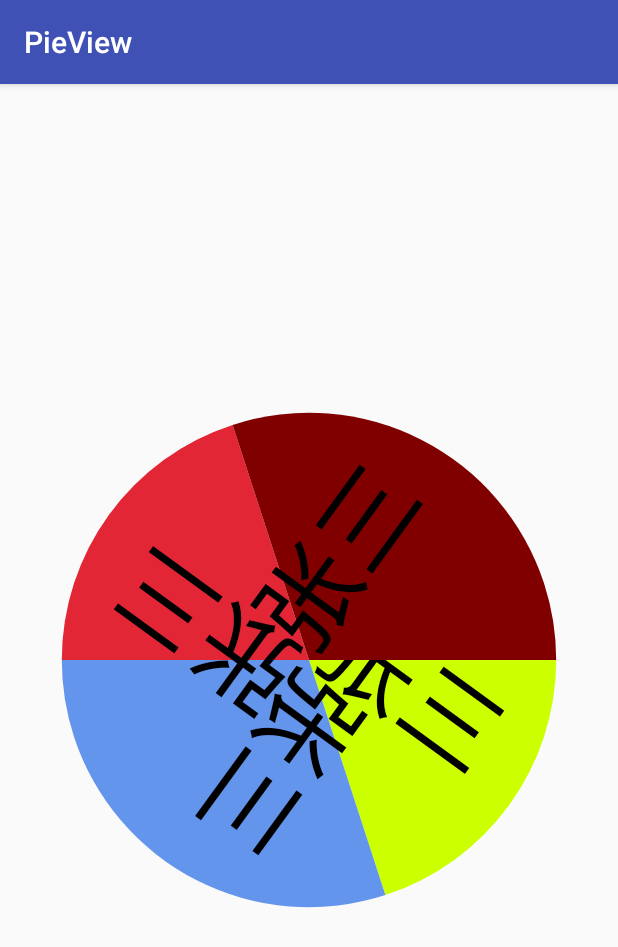
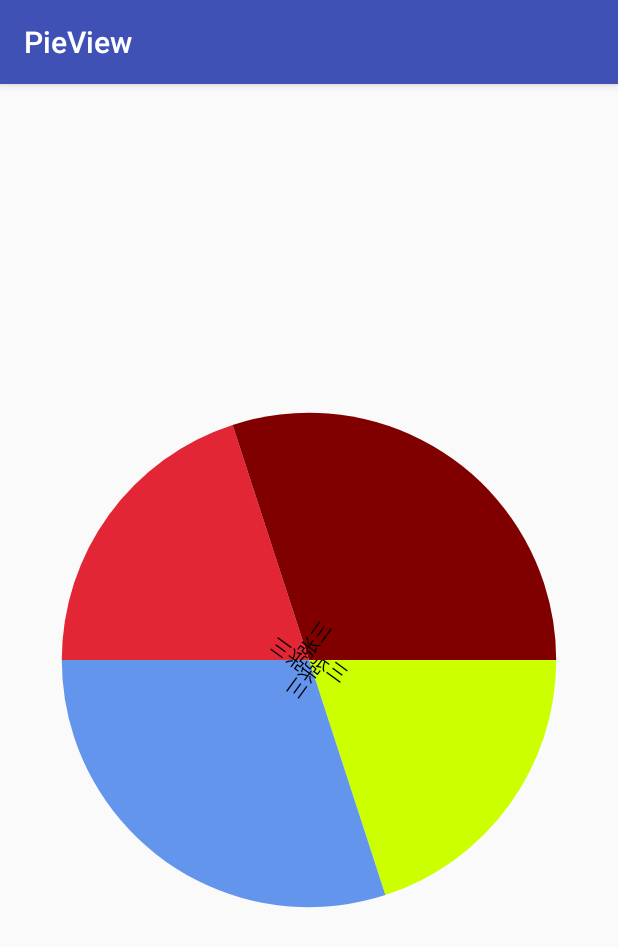
Before and after one commit to admin-lux/PieView, an Android app: the screen it shows after launch (MainActivity), on a phone screen of 412 x 824 dp. Shown: the top 947 px of the screen. Run offline under Robolectric (Android 15) with nearby library versions, the phone set to English and light mode, and no system bars.

Commit message:
绘制字体

```diff
--- a/app/src/main/java/com/rick/pieview/PieView.java
+++ b/app/src/main/java/com/rick/pieview/PieView.java
@@ -82,7 +82,7 @@ public class PieView extends View {
 //            path.addRect(colorRect, Path.Direction.CCW);
             mPaint.setColor(Color.BLACK);
 //            canvas.drawTextOnPath(pie.getName(), path, 0, 0, mPaint);
-            mPaint.setTextSize(100);
+            mPaint.setTextSize(20);
             canvas.drawText(pie.getName(), 0, 0, mPaint);
             canvas.restore();
 
```
